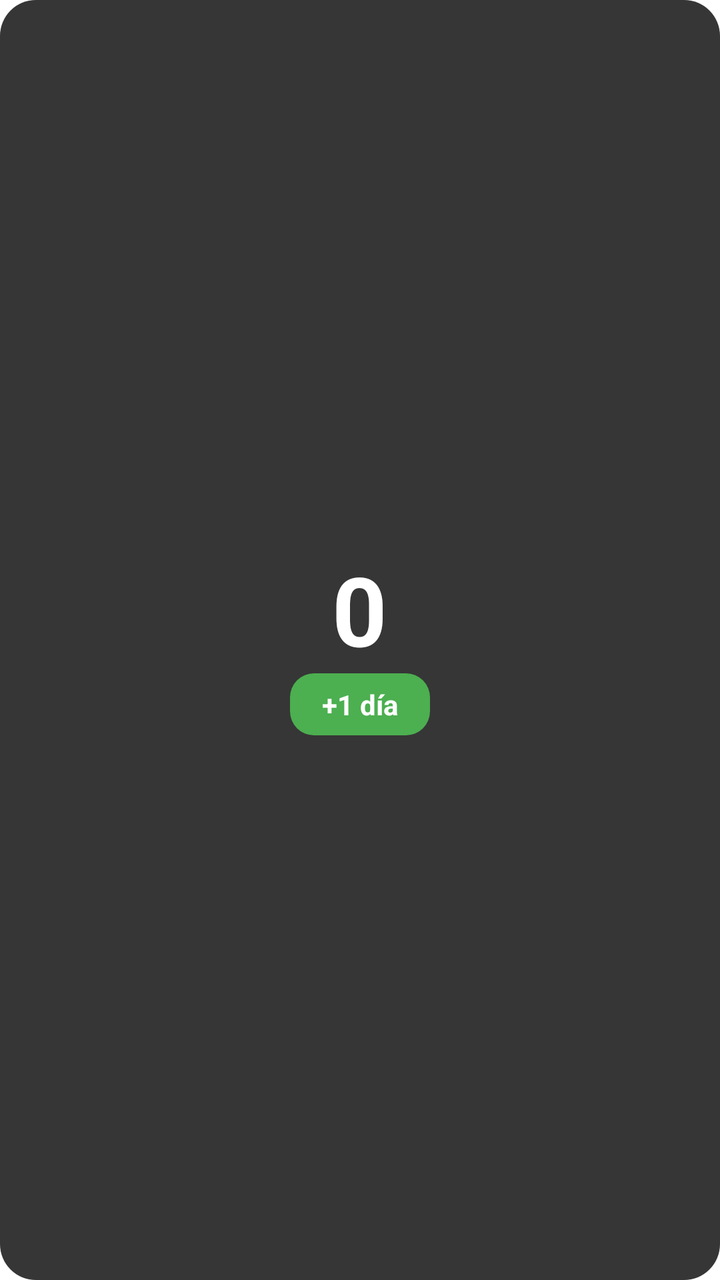
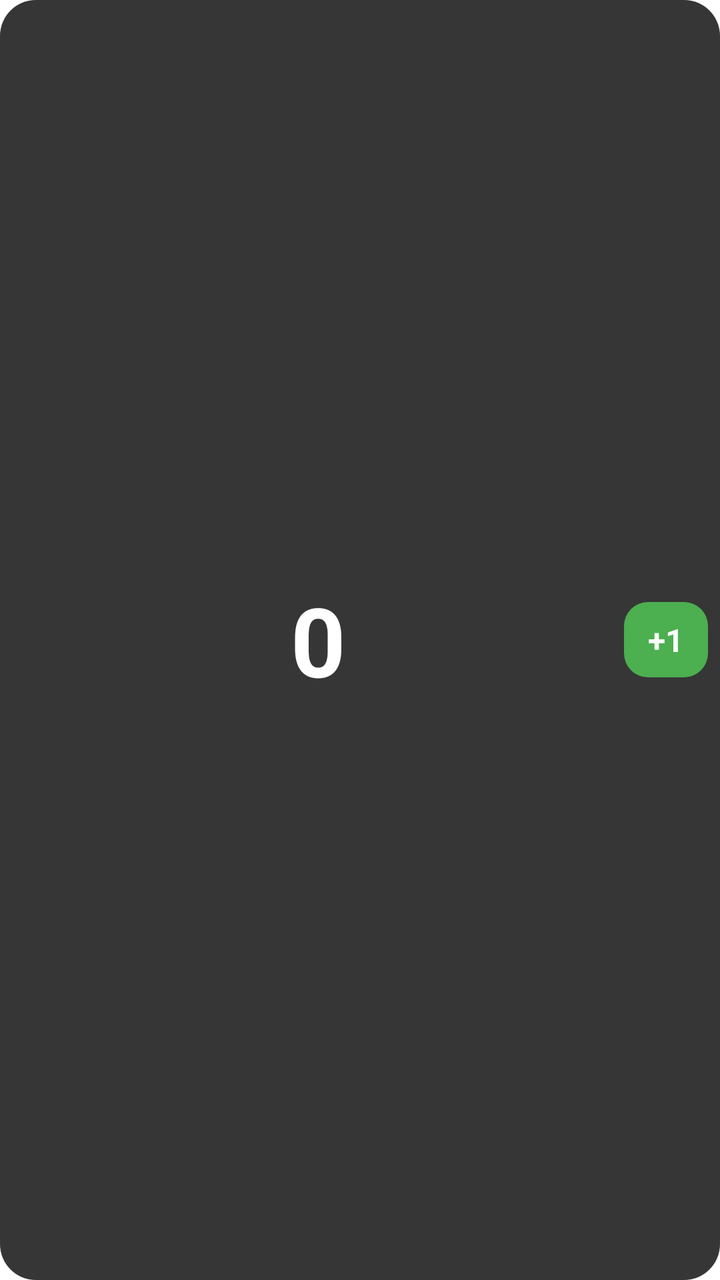

An Android layout rendered at two revisions. The XML below is the earlier revision; the diff shows what the commit changed to produce the second picture.
<!-- AndroidManifest.xml: fallback theme Theme.MaterialComponents.DayNight.NoActionBar -->
<!-- res/layout/widget_counter.xml -->
<?xml version="1.0" encoding="utf-8"?>
<LinearLayout xmlns:android="http://schemas.android.com/apk/res/android"
    android:layout_width="match_parent" android:layout_height="match_parent"
    android:orientation="vertical" android:gravity="center"
    android:padding="8dp" android:background="@drawable/bg_widget">
    <TextView android:id="@+id/label" android:layout_width="wrap_content"
        android:layout_height="wrap_content" android:textColor="#BBBBBB" android:textSize="13sp"
        android:gravity="center" android:visibility="gone" />
    <TextView android:id="@+id/number" android:layout_width="wrap_content"
        android:layout_height="wrap_content" android:text="0"
        android:textColor="#FFFFFF" android:textSize="48sp" android:textStyle="bold" />
    <TextView android:id="@+id/btn" android:layout_width="wrap_content"
        android:layout_height="wrap_content" android:text="+1 día"
        android:textColor="#FFFFFF" android:textSize="14sp" android:textStyle="bold"
        android:paddingLeft="16dp" android:paddingRight="16dp"
        android:paddingTop="6dp" android:paddingBottom="6dp"
        android:background="@drawable/bg_button" />
</LinearLayout>
<!-- resources referenced by this layout -->
<resources>
  <!-- drawable bg_button (drawable) -->
  <shape xmlns:android="http://schemas.android.com/apk/res/android">
      <solid android:color="#FF4CAF50" />
      <corners android:radius="12dp" />
  </shape>
  <!-- drawable bg_widget (drawable) -->
  <shape xmlns:android="http://schemas.android.com/apk/res/android">
      <solid android:color="#E6212121" />
      <corners android:radius="18dp" />
  </shape>
</resources>

<!-- the commit's change to res/layout/widget_counter.xml (unified diff, before → after) -->
@@ -1,18 +1,24 @@
 <?xml version="1.0" encoding="utf-8"?>
 <LinearLayout xmlns:android="http://schemas.android.com/apk/res/android"
     android:layout_width="match_parent" android:layout_height="match_parent"
-    android:orientation="vertical" android:gravity="center"
-    android:padding="8dp" android:background="@drawable/bg_widget">
-    <TextView android:id="@+id/label" android:layout_width="wrap_content"
-        android:layout_height="wrap_content" android:textColor="#BBBBBB" android:textSize="13sp"
-        android:gravity="center" android:visibility="gone" />
-    <TextView android:id="@+id/number" android:layout_width="wrap_content"
-        android:layout_height="wrap_content" android:text="0"
-        android:textColor="#FFFFFF" android:textSize="48sp" android:textStyle="bold" />
+    android:orientation="horizontal" android:gravity="center_vertical"
+    android:padding="6dp" android:background="@drawable/bg_widget">
+    <LinearLayout android:layout_width="0dp" android:layout_height="match_parent"
+        android:layout_weight="1" android:orientation="vertical" android:gravity="center">
+        <TextView android:id="@+id/label" android:layout_width="wrap_content"
+            android:layout_height="wrap_content" android:textColor="#BBBBBB"
+            android:textSize="11sp" android:maxLines="1" android:visibility="gone" />
+        <TextView android:id="@+id/number" android:layout_width="match_parent"
+            android:layout_height="0dp" android:layout_weight="1" android:gravity="center"
+            android:text="0" android:textColor="#FFFFFF" android:textStyle="bold"
+            android:maxLines="1" android:autoSizeTextType="uniform"
+            android:autoSizeMinTextSize="12sp" android:autoSizeMaxTextSize="48sp"
+            android:autoSizeStepGranularity="2sp" />
+    </LinearLayout>
     <TextView android:id="@+id/btn" android:layout_width="wrap_content"
-        android:layout_height="wrap_content" android:text="+1 día"
-        android:textColor="#FFFFFF" android:textSize="14sp" android:textStyle="bold"
-        android:paddingLeft="16dp" android:paddingRight="16dp"
-        android:paddingTop="6dp" android:paddingBottom="6dp"
+        android:layout_height="wrap_content" android:text="+1"
+        android:textColor="#FFFFFF" android:textSize="16sp" android:textStyle="bold"
+        android:gravity="center" android:paddingLeft="12dp" android:paddingRight="12dp"
+        android:paddingTop="8dp" android:paddingBottom="8dp"
         android:background="@drawable/bg_button" />
 </LinearLayout>
